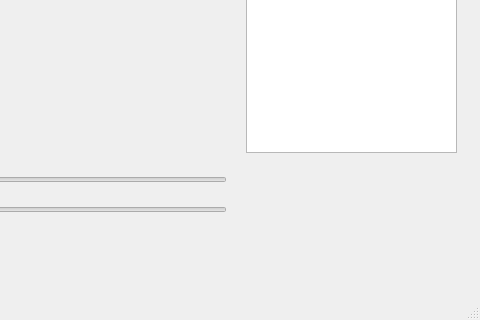
Old version of the form mainwindow.ui in the repository GiteZz/FolderFilter; both pictures show x 824 to 1304 and y 475 to 795 of the 1304 by 795 pixel window.
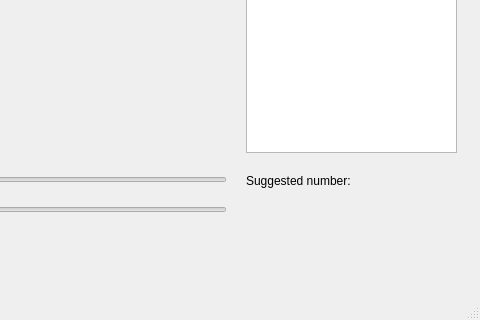
New version of the form.

```diff
--- a/mainwindow.ui
+++ b/mainwindow.ui
@@ -220,6 +220,19 @@
      </rect>
     </property>
    </widget>
+   <widget class="QLabel" name="suggestNumberLabel">
+    <property name="geometry">
+     <rect>
+      <x>1070</x>
+      <y>630</y>
+      <width>181</width>
+      <height>17</height>
+     </rect>
+    </property>
+    <property name="text">
+     <string>Suggested number: </string>
+    </property>
+   </widget>
   </widget>
   <widget class="QMenuBar" name="menuBar">
    <property name="geometry">
```
